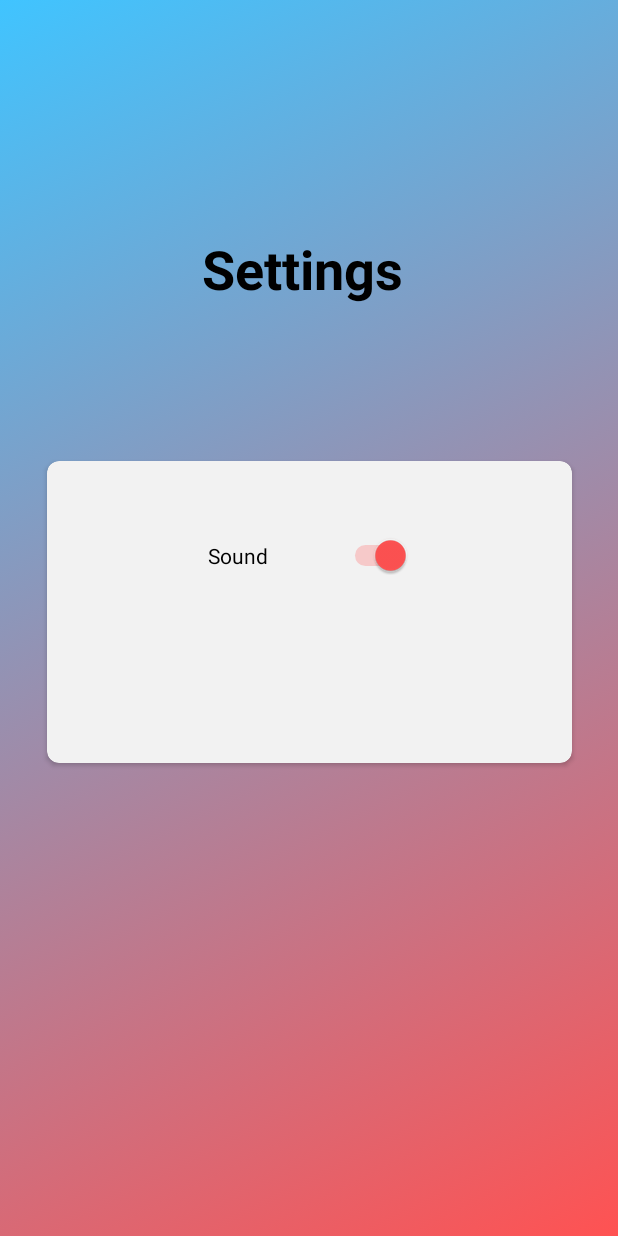
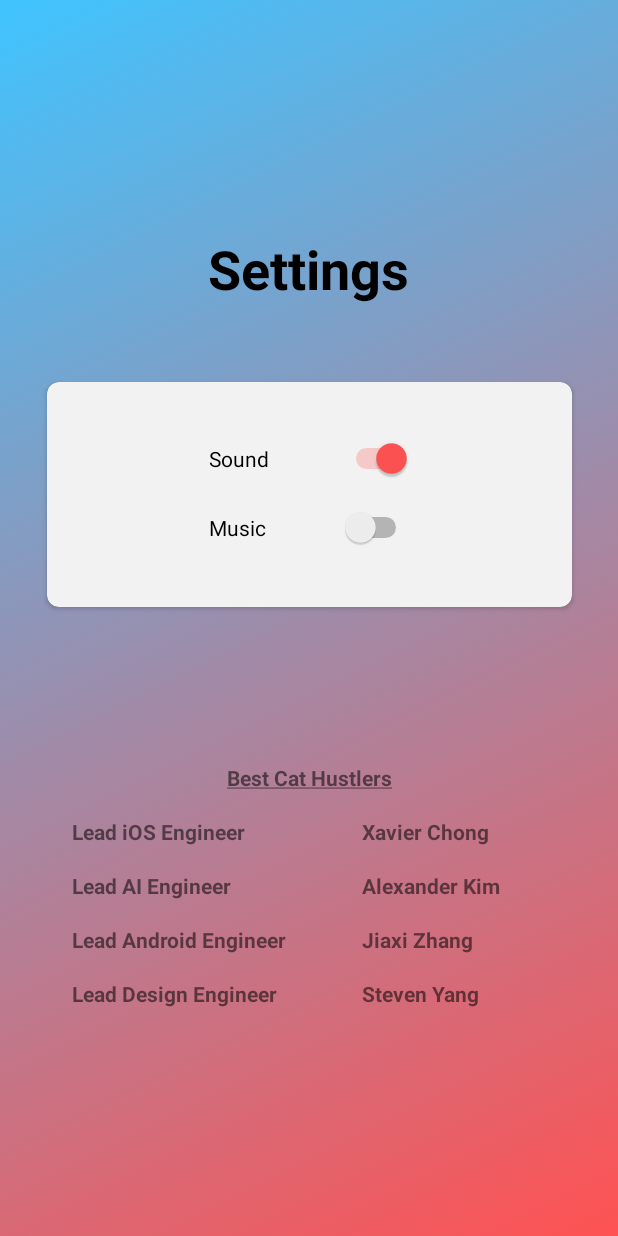
Before and after one commit to best-cat-hustlers/cs446-project, an Android app: the screen it shows after launch (MainSettingsActivity), after a tap on "Settings", on a phone screen of 412 x 824 dp. Run offline under Robolectric (Android 15) with nearby library versions, the phone set to English and light mode, and no system bars.

Commit message:
UI of Settings page; add Card and Music switch button and team member list

```diff
--- a/app/src/main/java/com/bestCatHustlers/sukodublitz/MainSettingsActivity.java
+++ b/app/src/main/java/com/bestCatHustlers/sukodublitz/MainSettingsActivity.java
@@ -38,4 +38,7 @@ public class MainSettingsActivity extends AppCompatActivity implements MainSetti
         presenter.turnSound(soundSwitch.isChecked());
 
     }
+    public void onMusicCheck(View view) {
+
+    }
 }
--- a/app/src/main/res/layout/activity_main_settings.xml
+++ b/app/src/main/res/layout/activity_main_settings.xml
@@ -16,6 +16,7 @@
         android:layout_marginTop="108dp"
         android:layout_marginEnd="8dp"
         android:layout_marginBottom="567dp"
+        android:gravity="center_horizontal"
         android:text="@string/Settings"
         app:layout_constraintBottom_toBottomOf="parent"
         app:layout_constraintEnd_toEndOf="parent"
@@ -23,35 +24,100 @@
         app:layout_constraintStart_toStartOf="parent"
         app:layout_constraintTop_toTopOf="parent" />
 
-    <android.support.v7.widget.CardView
-        android:layout_width="350dp"
-        android:layout_height="wrap_content"
+    <LinearLayout
+        android:id="@+id/linearLayout2"
+        android:layout_width="316dp"
+        android:layout_height="204dp"
         android:layout_marginStart="8dp"
         android:layout_marginEnd="8dp"
         android:layout_marginBottom="8dp"
-        app:cardBackgroundColor="#F2F2F2"
-        app:cardCornerRadius="8dp"
+        android:orientation="vertical"
         app:layout_constraintBottom_toBottomOf="parent"
         app:layout_constraintEnd_toEndOf="parent"
         app:layout_constraintStart_toStartOf="parent"
-        app:layout_constraintTop_toTopOf="parent">
+        app:layout_constraintTop_toBottomOf="@+id/cardView">
+
+        <TextView
+            android:id="@+id/team_name"
+            android:layout_width="match_parent"
+            android:layout_height="36dp"
+            android:fontFamily="Avenir Next"
+            android:gravity="center_horizontal"
+            android:text="@string/team_name"
+            android:textStyle="bold" />
+
+        <LinearLayout
+            android:layout_width="match_parent"
+            android:layout_height="156dp"
+            android:orientation="horizontal">
+
+            <TextView
+                android:id="@+id/team_titles"
+                android:layout_width="193dp"
+                android:layout_height="144dp"
+                android:fontFamily="Avenir Next"
+                android:gravity="start"
+                android:lineSpacingExtra="20dp"
+                android:text="@string/titles"
+                android:textStyle="bold" />
+
+            <TextView
+                android:id="@+id/team_people_names"
+                android:layout_width="169dp"
+                android:layout_height="140dp"
+                android:fontFamily="Avenir Next"
+                android:lineSpacingExtra="20dp"
+                android:text="@string/team_people_names"
+                android:textStyle="bold" />
+        </LinearLayout>
+
+    </LinearLayout>
+
+    <android.support.v7.widget.CardView
+        android:id="@+id/cardView"
+        android:layout_width="350dp"
+        android:layout_height="150dp"
+        android:layout_marginStart="31dp"
+        android:layout_marginTop="44dp"
+        android:layout_marginEnd="30dp"
+        app:cardBackgroundColor="#F2F2F2"
+        app:cardCornerRadius="8dp"
+        app:layout_constraintEnd_toEndOf="parent"
+        app:layout_constraintHorizontal_bias="0.0"
+        app:layout_constraintStart_toStartOf="parent"
+        app:layout_constraintTop_toBottomOf="@+id/title_main_setting">
 
         <android.support.constraint.ConstraintLayout
             android:layout_width="match_parent"
-            android:layout_height="201dp">
+            android:layout_height="match_parent">
 
             <Switch
                 android:id="@+id/sound"
                 android:layout_width="135dp"
                 android:layout_height="38dp"
                 android:layout_marginStart="8dp"
-                android:layout_marginTop="44dp"
+                android:layout_marginTop="32dp"
                 android:layout_marginEnd="8dp"
                 android:onClick="onSoundCheck"
                 android:text="@string/SoundSwitch"
                 app:layout_constraintEnd_toEndOf="parent"
+                app:layout_constraintHorizontal_bias="0.502"
                 app:layout_constraintStart_toStartOf="parent"
                 app:layout_constraintTop_toTopOf="parent" />
+
+            <Switch
+                android:id="@+id/Music"
+                android:layout_width="135dp"
+                android:layout_height="38dp"
+                android:layout_marginStart="8dp"
+                android:layout_marginTop="8dp"
+                android:layout_marginEnd="8dp"
+                android:onClick="onMusicCheck"
+                android:text="@string/MusicSwitch"
+                app:layout_constraintEnd_toEndOf="parent"
+                app:layout_constraintHorizontal_bias="0.502"
+                app:layout_constraintStart_toStartOf="parent"
+                app:layout_constraintTop_toBottomOf="@+id/sound" />
         </android.support.constraint.ConstraintLayout>
     </android.support.v7.widget.CardView>
 </android.support.constraint.ConstraintLayout>
--- a/app/src/main/res/values/strings.xml
+++ b/app/src/main/res/values/strings.xml
@@ -23,5 +23,9 @@
     <string name="penalty_on">Penalty on</string>
     <string name="AI_difficulty">AI Difficulty</string>
     <string name="SoundSwitch">Sound</string>
+    <string name="MusicSwitch">Music</string>
+    <string name="team_name"><u>Best Cat Hustlers</u></string>
+    <string name="titles">Lead iOS Engineer\nLead AI Engineer\nLead Android Engineer\nLead Design Engineer</string>
+    <string name="team_people_names">Xavier Chong\nAlexander Kim\nJiaxi Zhang\nSteven Yang</string>
 
 </resources>
```
